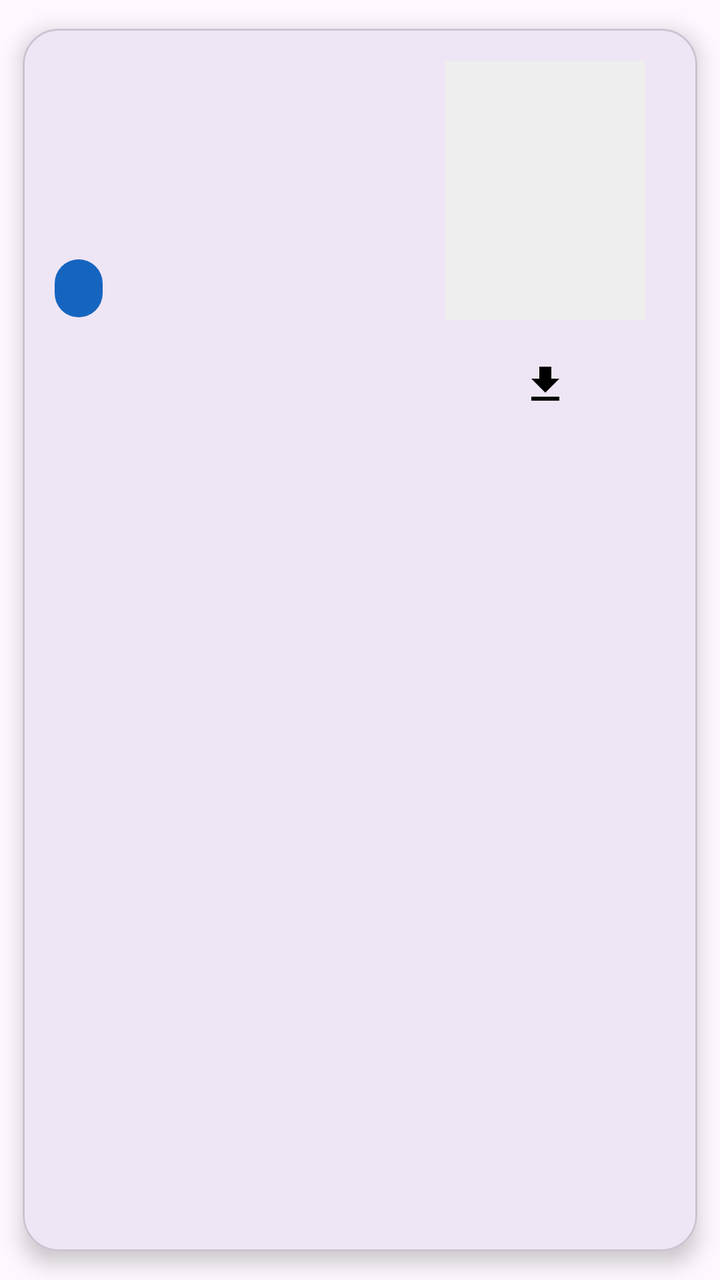
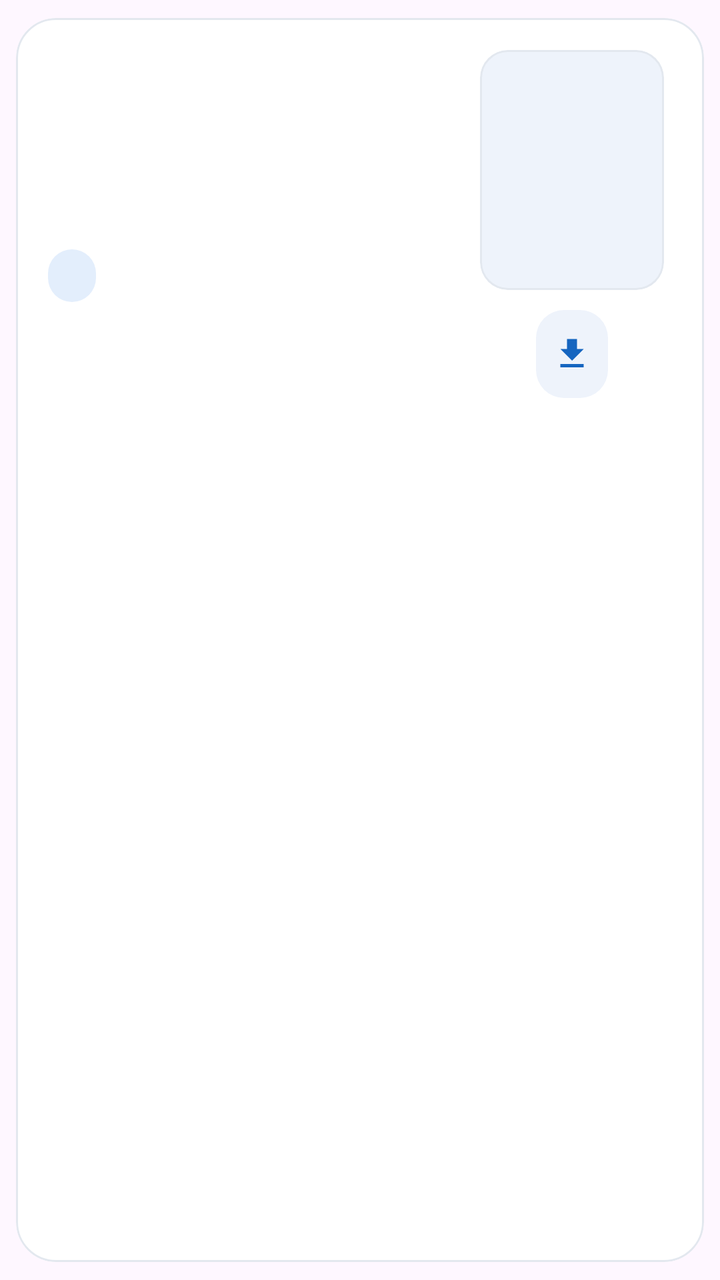

An Android layout rendered at two revisions. The XML below is the earlier revision; the diff shows what the commit changed to produce the second picture.
<!-- AndroidManifest.xml: application theme Theme.IIITQUESTIONBANK -->
<!-- res/layout/item_paper.xml -->
<?xml version="1.0" encoding="utf-8"?>
<com.google.android.material.card.MaterialCardView
    xmlns:android="http://schemas.android.com/apk/res/android"
    xmlns:app="http://schemas.android.com/apk/res-auto"
    android:layout_width="match_parent"
    android:layout_height="wrap_content"
    android:layout_marginHorizontal="12dp"
    android:layout_marginVertical="8dp"
    app:cardCornerRadius="18dp"
    app:cardElevation="6dp"
    app:cardUseCompatPadding="true">

    <LinearLayout
        android:layout_width="match_parent"
        android:layout_height="wrap_content"
        android:orientation="horizontal"
        android:padding="16dp">

        

        <LinearLayout
            android:layout_width="0dp"
            android:layout_height="wrap_content"
            android:layout_weight="1"
            android:orientation="vertical">

            <TextView
                android:id="@+id/txtTitle"
                android:layout_width="wrap_content"
                android:layout_height="wrap_content"
                android:textStyle="bold"
                android:textSize="18sp"
                android:textColor="#212121"
                android:maxLines="2"/>

            <TextView
                android:id="@+id/txtSemester"
                android:layout_width="wrap_content"
                android:layout_height="wrap_content"
                android:layout_marginTop="8dp"
                android:textColor="#616161"/>

            <TextView
                android:id="@+id/txtAcademicYear"
                android:layout_width="wrap_content"
                android:layout_height="wrap_content"
                android:textColor="#616161"/>

            <TextView
                android:id="@+id/txtBranch"
                android:layout_width="wrap_content"
                android:layout_height="wrap_content"
                android:textColor="#616161"/>

            <TextView
                android:id="@+id/txtExamType"
                android:layout_width="wrap_content"
                android:layout_height="wrap_content"
                android:layout_marginTop="10dp"
                android:paddingHorizontal="12dp"
                android:paddingVertical="5dp"
                android:backgroundTint="#1565C0"
                android:background="@drawable/bg_badge"
                android:textColor="@android:color/white"
                android:textStyle="bold"/>

        </LinearLayout>

        

        <LinearLayout
            android:layout_width="120dp"
            android:layout_height="wrap_content"
            android:orientation="vertical"
            android:gravity="center">

            <ImageView
                android:id="@+id/imgPreview"
                android:layout_width="100dp"
                android:layout_height="130dp"
                android:scaleType="centerCrop"
                android:background="#EEEEEE"/>

            <ImageButton
                android:id="@+id/btnDownload"
                android:layout_width="44dp"
                android:layout_height="44dp"
                android:layout_marginTop="10dp"
                android:background="?attr/selectableItemBackgroundBorderless"
                android:src="@drawable/ic_download"/>

        </LinearLayout>

    </LinearLayout>

</com.google.android.material.card.MaterialCardView>
<!-- resources referenced by this layout -->
<resources>
  <!-- drawable bg_badge (drawable) -->
  <?xml version="1.0" encoding="utf-8"?>
  <shape xmlns:android="http://schemas.android.com/apk/res/android">
  
      <solid android:color="#1565C0"/>
  
      <corners
          android:radius="50dp"/>
  
  </shape>
  <!-- drawable ic_download (drawable) -->
  <vector xmlns:android="http://schemas.android.com/apk/res/android" android:height="24dp" android:tint="#000000" android:viewportHeight="24" android:viewportWidth="24" android:width="24dp">
        
      <path android:fillColor="@android:color/white" android:pathData="M5,20h14v-2H5V20zM19,9h-4V3H9v6H5l7,7L19,9z"/>
      
  </vector>
  <style name="Theme.IIITQUESTIONBANK" parent="Base.Theme.IIITQUESTIONBANK" />
  <style name="Base.Theme.IIITQUESTIONBANK" parent="Theme.Material3.DayNight.NoActionBar">
          
          
      </style>
</resources>

<!-- the commit's change to res/layout/item_paper.xml (unified diff, before → after) -->
@@ -6,9 +6,16 @@
     android:layout_height="wrap_content"
     android:layout_marginHorizontal="12dp"
     android:layout_marginVertical="8dp"
-    app:cardCornerRadius="18dp"
-    app:cardElevation="6dp"
-    app:cardUseCompatPadding="true">
+    app:cardCornerRadius="20dp"
+    app:cardElevation="0dp"
+    app:strokeWidth="1dp"
+    app:strokeColor="@color/card_stroke"
+    app:cardBackgroundColor="@color/card_bg"
+    app:rippleColor="@color/brand_blue"
+    app:cardUseCompatPadding="true"
+    android:clickable="true"
+    android:focusable="true"
+    android:foreground="?attr/selectableItemBackground">
 
     <LinearLayout
         android:layout_width="match_parent"
@@ -29,65 +36,104 @@
                 android:layout_width="wrap_content"
                 android:layout_height="wrap_content"
                 android:textStyle="bold"
-                android:textSize="18sp"
-                android:textColor="#212121"
-                android:maxLines="2"/>
+                android:textSize="17sp"
+                android:textColor="@color/text_primary"
+                android:lineSpacingExtra="2sp"
+                android:maxLines="2"
+                android:ellipsize="end"/>
 
-            <TextView
-                android:id="@+id/txtSemester"
+            
+
+            <LinearLayout
                 android:layout_width="wrap_content"
                 android:layout_height="wrap_content"
-                android:layout_marginTop="8dp"
-                android:textColor="#616161"/>
+                android:orientation="horizontal"
+                android:gravity="center_vertical"
+                android:layout_marginTop="8dp">
+
+                <TextView
+                    android:id="@+id/txtSemester"
+                    android:layout_width="wrap_content"
+                    android:layout_height="wrap_content"
+                    android:textSize="13sp"
+                    android:textColor="@color/text_secondary"/>
+
+            </LinearLayout>
 
             <TextView
                 android:id="@+id/txtAcademicYear"
                 android:layout_width="wrap_content"
                 android:layout_height="wrap_content"
-                android:textColor="#616161"/>
+                android:layout_marginTop="2dp"
+                android:textSize="13sp"
+                android:textColor="@color/text_secondary"/>
 
             <TextView
                 android:id="@+id/txtBranch"
                 android:layout_width="wrap_content"
                 android:layout_height="wrap_content"
-                android:textColor="#616161"/>
+                android:layout_marginTop="2dp"
+                android:textSize="13sp"
+                android:textColor="@color/text_secondary"/>
 
             <TextView
                 android:id="@+id/txtExamType"
                 android:layout_width="wrap_content"
                 android:layout_height="wrap_content"
-                android:layout_marginTop="10dp"
+                android:layout_marginTop="12dp"
                 android:paddingHorizontal="12dp"
                 android:paddingVertical="5dp"
-                android:backgroundTint="#1565C0"
                 android:background="@drawable/bg_badge"
-                android:textColor="@android:color/white"
-                android:textStyle="bold"/>
+                android:backgroundTint="@color/badge_bg"
+                android:textColor="@color/brand_blue"
+                android:textSize="12sp"
+                android:textStyle="bold"
+                android:letterSpacing="0.02"/>
 
         </LinearLayout>
 
         
 
         <LinearLayout
-            android:layout_width="120dp"
+            android:layout_width="100dp"
             android:layout_height="wrap_content"
+            android:layout_marginStart="12dp"
             android:orientation="vertical"
             android:gravity="center">
 
-            <ImageView
-                android:id="@+id/imgPreview"
-                android:layout_width="100dp"
-                android:layout_height="130dp"
-                android:scaleType="centerCrop"
-                android:background="#EEEEEE"/>
+            <com.google.android.material.card.MaterialCardView
+                android:layout_width="92dp"
+                android:layout_height="120dp"
+                app:cardCornerRadius="14dp"
+                app:cardElevation="0dp"
+                app:strokeWidth="1dp"
+                app:strokeColor="@color/card_stroke"
+                app:cardBackgroundColor="@color/field_fill">
 
-            <ImageButton
+                <ImageView
+                    android:id="@+id/imgPreview"
+                    android:layout_width="match_parent"
+                    android:layout_height="match_parent"
+                    android:scaleType="centerCrop"
+                    android:contentDescription="@null"/>
+
+            </com.google.android.material.card.MaterialCardView>
+
+            <com.google.android.material.button.MaterialButton
                 android:id="@+id/btnDownload"
+                style="@style/Widget.Material3.Button.IconButton.Filled.Tonal"
                 android:layout_width="44dp"
                 android:layout_height="44dp"
                 android:layout_marginTop="10dp"
-                android:background="?attr/selectableItemBackgroundBorderless"
-                android:src="@drawable/ic_download"/>
+                android:insetTop="0dp"
+                android:insetBottom="0dp"
+                app:icon="@drawable/ic_download"
+                app:iconTint="@color/brand_blue"
+                app:iconGravity="textStart"
+                app:iconPadding="0dp"
+                app:backgroundTint="@color/field_fill"
+                app:rippleColor="@color/brand_blue"
+                app:cornerRadius="14dp"/>
 
         </LinearLayout>
 
<!-- resource entries referenced after the edit -->
@@ -1,5 +1,12 @@
 <!-- resources referenced by this layout -->
 <resources>
+  <color name="badge_bg">#E3EEFC</color>
+  <color name="brand_blue">#1565C0</color>
+  <color name="card_bg">#FFFFFF</color>
+  <color name="card_stroke">#E3E8EF</color>
+  <color name="field_fill">#EEF3FB</color>
+  <color name="text_primary">#1A1F29</color>
+  <color name="text_secondary">#66707D</color>
   <!-- drawable bg_badge (drawable) -->
   <?xml version="1.0" encoding="utf-8"?>
   <shape xmlns:android="http://schemas.android.com/apk/res/android">
@@ -18,8 +25,12 @@
   </vector>
   <style name="Theme.IIITQUESTIONBANK" parent="Base.Theme.IIITQUESTIONBANK" />
   <style name="Base.Theme.IIITQUESTIONBANK" parent="Theme.Material3.DayNight.NoActionBar">
-          
-          
+          <item name="colorPrimary">@color/brand_blue</item>
+          <item name="colorPrimaryDark">@color/brand_blue_dark</item>
+          <item name="colorSecondary">@color/brand_blue</item>
+          <item name="android:statusBarColor">@color/brand_blue_dark</item>
+          <item name="android:windowLightStatusBar">true</item>
       </style>
+  <color name="brand_blue_dark">#0D47A1</color>
 </resources>
 
